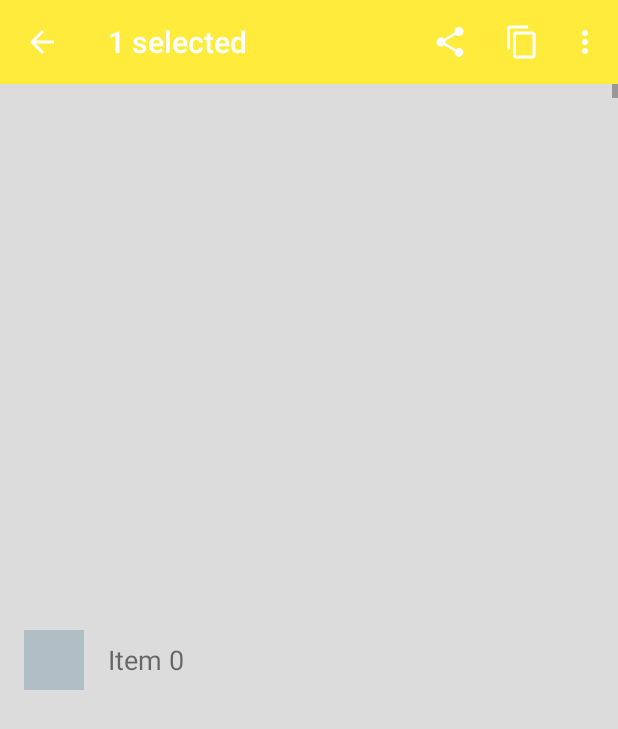
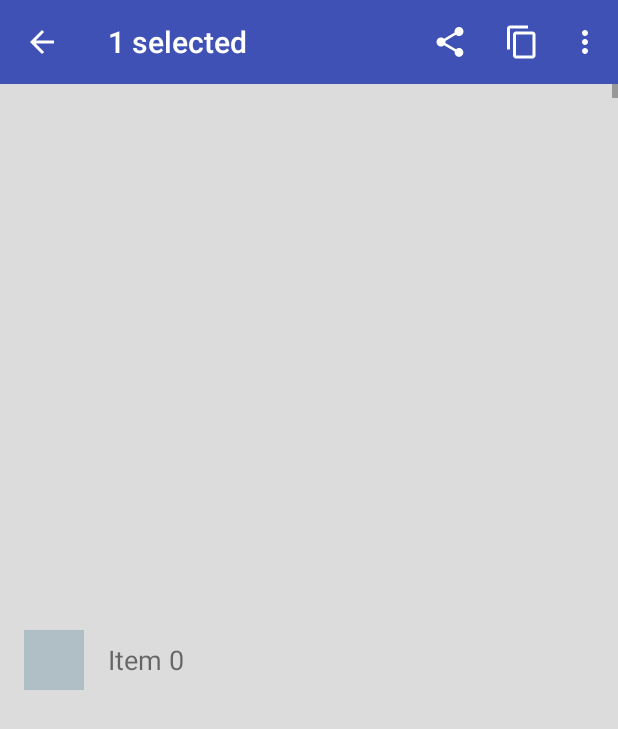
Before and after one commit to afollestad/material-cab, an Android app: the screen it shows after launch (MainActivity), after a tap on an icon or button, on a phone screen of 412 x 824 dp. Shown: the top 729 px of the screen. Run offline under Robolectric (Android 15) with nearby library versions, the phone set to English and light mode, and no system bars.

Commit message:
Undid sample color change for testing

```diff
--- a/app/src/main/res/values/styles.xml
+++ b/app/src/main/res/values/styles.xml
@@ -11,7 +11,7 @@
 
         <!--<item name="mcab_title">@string/hello_world</item>-->
         <!--<item name="mcab_contentinset_start">56dp</item>-->
-        <item name="mcab_background_color">?colorAccent</item>
+        <!--<item name="mcab_background_color">?colorAccent</item>-->
         <!--<item name="mcab_close_drawable">@drawable/abc_ic_ab_back_mtrl_am_alpha</item>-->
         <item name="mcab_popup_theme">@style/ThemeOverlay.AppCompat.Dark</item>
         <item name="mcab_menu">@menu/menu_cab</item>
```
